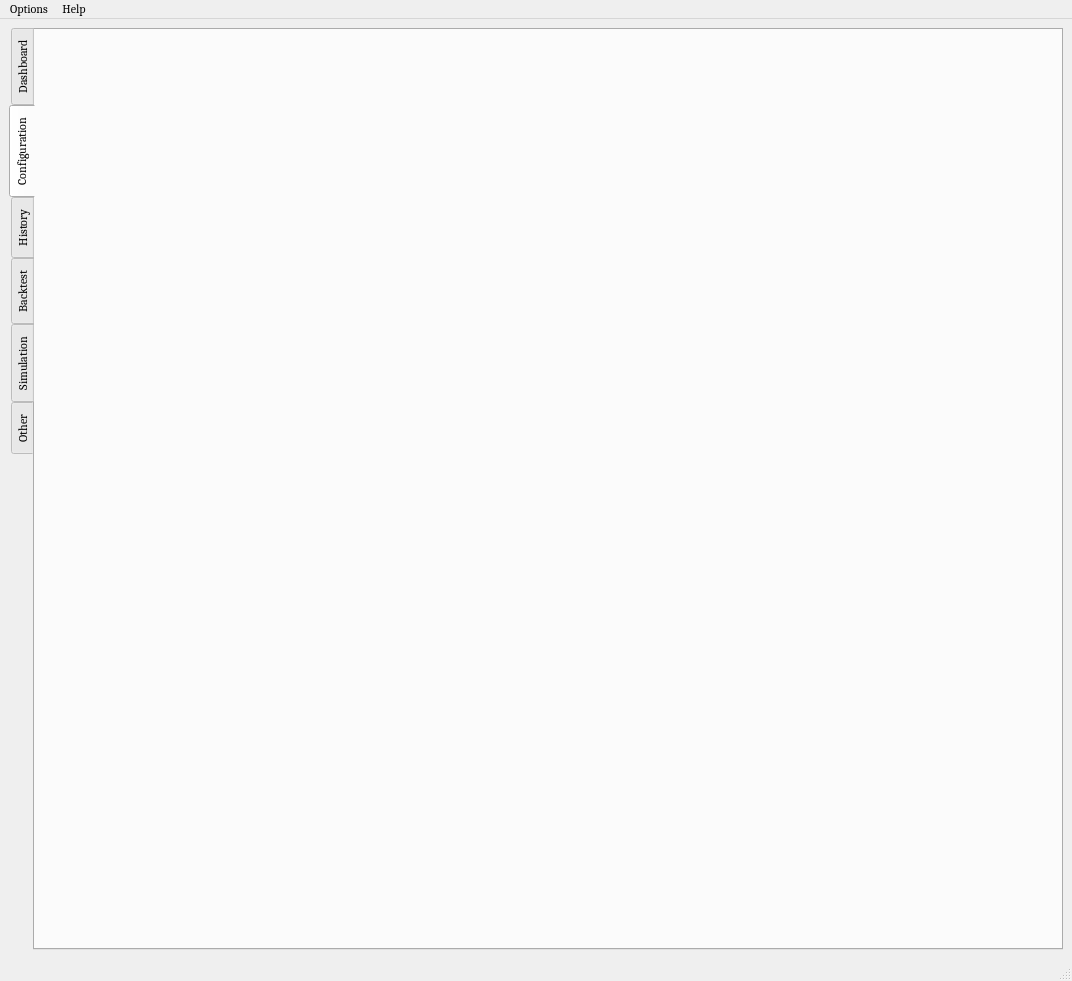
Qt form UI/algobot.ui (ZENALC/algobot) before a commit.
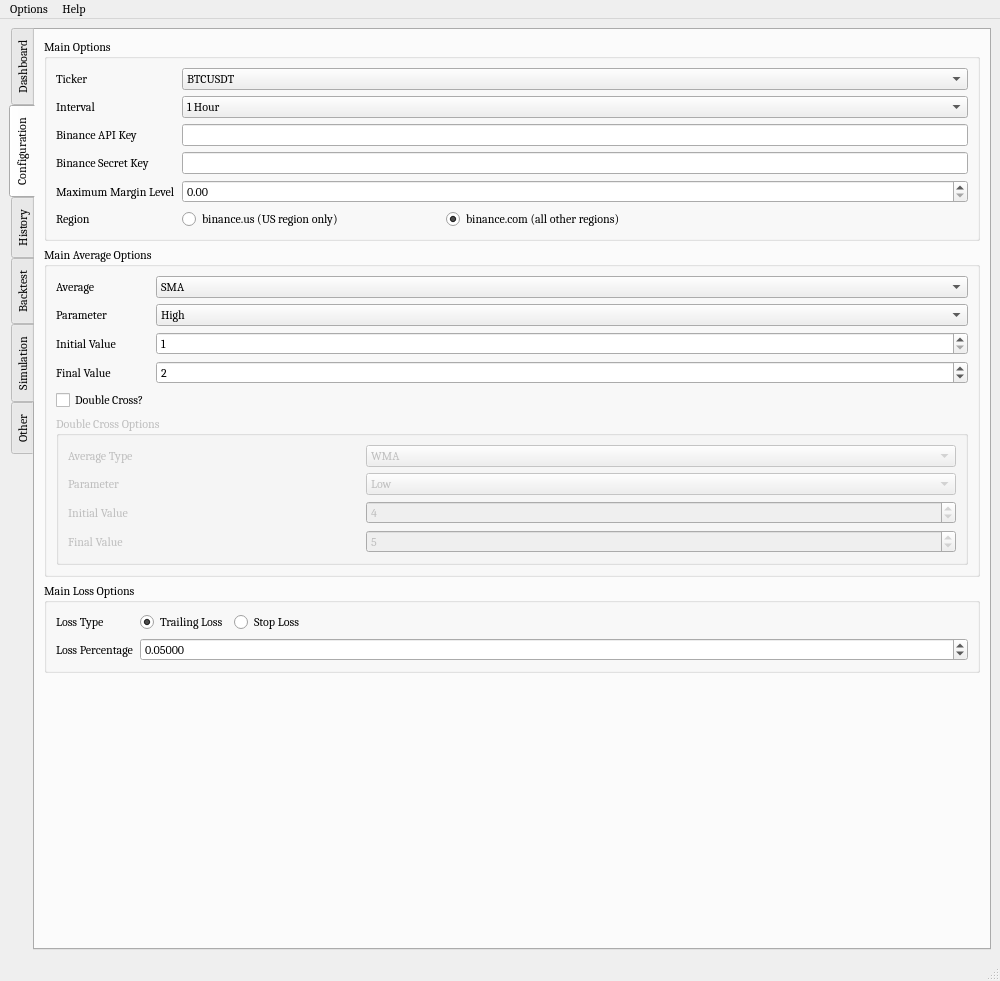
The same form after that commit. The open tabs and pages were chosen to show the change. Icons and pictures are not drawn. Custom widgets are drawn as their Qt base class.

Commit message: added error handling

Patch:
```diff
--- a/UI/algobot.ui
+++ b/UI/algobot.ui
@@ -6,7 +6,7 @@
    <rect>
     <x>0</x>
     <y>0</y>
-    <width>1072</width>
+    <width>1000</width>
     <height>981</height>
    </rect>
   </property>
@@ -396,6 +396,641 @@
        <attribute name="title">
         <string>Configuration</string>
        </attribute>
+       <layout class="QGridLayout" name="gridLayout_12">
+        <item row="2" column="0">
+         <widget class="QGroupBox" name="lossOptionsGroupBox">
+          <property name="sizePolicy">
+           <sizepolicy hsizetype="Preferred" vsizetype="Fixed">
+            <horstretch>0</horstretch>
+            <verstretch>0</verstretch>
+           </sizepolicy>
+          </property>
+          <property name="title">
+           <string>Main Loss Options</string>
+          </property>
+          <layout class="QGridLayout" name="gridLayout_11">
+           <item row="0" column="0">
+            <widget class="QLabel" name="label">
+             <property name="sizePolicy">
+              <sizepolicy hsizetype="Fixed" vsizetype="Preferred">
+               <horstretch>0</horstretch>
+               <verstretch>0</verstretch>
+              </sizepolicy>
+             </property>
+             <property name="text">
+              <string>Loss Type</string>
+             </property>
+            </widget>
+           </item>
+           <item row="0" column="1">
+            <widget class="QRadioButton" name="trailingLossRadio">
+             <property name="sizePolicy">
+              <sizepolicy hsizetype="Fixed" vsizetype="Fixed">
+               <horstretch>0</horstretch>
+               <verstretch>0</verstretch>
+              </sizepolicy>
+             </property>
+             <property name="text">
+              <string>Trailing Loss</string>
+             </property>
+             <property name="checked">
+              <bool>true</bool>
+             </property>
+            </widget>
+           </item>
+           <item row="0" column="2">
+            <widget class="QRadioButton" name="stopLossRadio">
+             <property name="sizePolicy">
+              <sizepolicy hsizetype="Fixed" vsizetype="Fixed">
+               <horstretch>0</horstretch>
+               <verstretch>0</verstretch>
+              </sizepolicy>
+             </property>
+             <property name="text">
+              <string>Stop Loss</string>
+             </property>
+            </widget>
+           </item>
+           <item row="0" column="3">
+            <spacer name="horizontalSpacer">
+             <property name="orientation">
+              <enum>Qt::Horizontal</enum>
+             </property>
+             <property name="sizeHint" stdset="0">
+              <size>
+               <width>188</width>
+               <height>20</height>
+              </size>
+             </property>
+            </spacer>
+           </item>
+           <item row="1" column="0">
+            <widget class="QLabel" name="lossPercentageLabel">
+             <property name="sizePolicy">
+              <sizepolicy hsizetype="Fixed" vsizetype="Preferred">
+               <horstretch>0</horstretch>
+               <verstretch>0</verstretch>
+              </sizepolicy>
+             </property>
+             <property name="text">
+              <string>Loss Percentage</string>
+             </property>
+            </widget>
+           </item>
+           <item row="1" column="1" colspan="3">
+            <widget class="QDoubleSpinBox" name="lossPercentageSpinBox">
+             <property name="sizePolicy">
+              <sizepolicy hsizetype="Preferred" vsizetype="Fixed">
+               <horstretch>0</horstretch>
+               <verstretch>0</verstretch>
+              </sizepolicy>
+             </property>
+             <property name="toolTip">
+              <string>Loss percentage at which bot exits position</string>
+             </property>
+             <property name="decimals">
+              <number>5</number>
+             </property>
+             <property name="value">
+              <double>0.050000000000000</double>
+             </property>
+            </widget>
+           </item>
+          </layout>
+         </widget>
+        </item>
+        <item row="1" column="0">
+         <widget class="QGroupBox" name="averageOptionsGroupBox">
+          <property name="sizePolicy">
+           <sizepolicy hsizetype="Preferred" vsizetype="Fixed">
+            <horstretch>0</horstretch>
+            <verstretch>0</verstretch>
+           </sizepolicy>
+          </property>
+          <property name="title">
+           <string>Main Average Options</string>
+          </property>
+          <layout class="QGridLayout" name="gridLayout_7">
+           <item row="0" column="0">
+            <widget class="QLabel" name="averageTypeLabel">
+             <property name="sizePolicy">
+              <sizepolicy hsizetype="Fixed" vsizetype="Preferred">
+               <horstretch>0</horstretch>
+               <verstretch>0</verstretch>
+              </sizepolicy>
+             </property>
+             <property name="text">
+              <string>Average</string>
+             </property>
+            </widget>
+           </item>
+           <item row="1" column="0">
+            <widget class="QLabel" name="parameterLabel">
+             <property name="sizePolicy">
+              <sizepolicy hsizetype="Fixed" vsizetype="Preferred">
+               <horstretch>0</horstretch>
+               <verstretch>0</verstretch>
+              </sizepolicy>
+             </property>
+             <property name="text">
+              <string>Parameter</string>
+             </property>
+            </widget>
+           </item>
+           <item row="2" column="0">
+            <widget class="QLabel" name="initialValueLabel">
+             <property name="sizePolicy">
+              <sizepolicy hsizetype="Fixed" vsizetype="Preferred">
+               <horstretch>0</horstretch>
+               <verstretch>0</verstretch>
+              </sizepolicy>
+             </property>
+             <property name="text">
+              <string>Initial Value</string>
+             </property>
+            </widget>
+           </item>
+           <item row="3" column="0">
+            <widget class="QLabel" name="finalValueLabel">
+             <property name="sizePolicy">
+              <sizepolicy hsizetype="Fixed" vsizetype="Preferred">
+               <horstretch>0</horstretch>
+               <verstretch>0</verstretch>
+              </sizepolicy>
+             </property>
+             <property name="text">
+              <string>Final Value</string>
+             </property>
+            </widget>
+           </item>
+           <item row="4" column="0">
+            <widget class="QCheckBox" name="doubleCrossCheckMark">
+             <property name="toolTip">
+              <string>Check this if you want to use a double cross</string>
+             </property>
+             <property name="text">
+              <string>Double Cross?</string>
+             </property>
+            </widget>
+           </item>
+           <item row="5" column="0" colspan="3">
+            <widget class="QGroupBox" name="doubleCrossGroupBox">
+             <property name="enabled">
+              <bool>false</bool>
+             </property>
+             <property name="sizePolicy">
+              <sizepolicy hsizetype="Preferred" vsizetype="Fixed">
+               <horstretch>0</horstretch>
+               <verstretch>0</verstretch>
+              </sizepolicy>
+             </property>
+             <property name="title">
+              <string>Double Cross Options</string>
+             </property>
+             <layout class="QGridLayout" name="gridLayout_9">
+              <item row="1" column="0">
+               <widget class="QLabel" name="doubleParameterLabel">
+                <property name="text">
+                 <string>Parameter</string>
+                </property>
+               </widget>
+              </item>
+              <item row="0" column="1" colspan="2">
+               <widget class="QComboBox" name="doubleAverageComboBox">
+                <property name="sizePolicy">
+                 <sizepolicy hsizetype="Preferred" vsizetype="Fixed">
+                  <horstretch>0</horstretch>
+                  <verstretch>0</verstretch>
+                 </sizepolicy>
+                </property>
+                <item>
+                 <property name="text">
+                  <string>WMA</string>
+                 </property>
+                </item>
+                <item>
+                 <property name="text">
+                  <string>SMA</string>
+                 </property>
+                </item>
+                <item>
+                 <property name="text">
+                  <string>EMA</string>
+                 </property>
+                </item>
+               </widget>
+              </item>
+              <item row="1" column="1" colspan="2">
+               <widget class="QComboBox" name="doubleParameterComboBox">
+                <property name="sizePolicy">
+                 <sizepolicy hsizetype="Preferred" vsizetype="Fixed">
+                  <horstretch>0</horstretch>
+                  <verstretch>0</verstretch>
+                 </sizepolicy>
+                </property>
+                <item>
+                 <property name="text">
+                  <string>Low</string>
+                 </property>
+                </item>
+                <item>
+                 <property name="text">
+                  <string>High</string>
+                 </property>
+                </item>
+                <item>
+                 <property name="text">
+                  <string>Open</string>
+                 </property>
+                </item>
+                <item>
+                 <property name="text">
+                  <string>Close</string>
+                 </property>
+                </item>
+               </widget>
+              </item>
+              <item row="4" column="0">
+               <widget class="QLabel" name="doubleFinalValueLabel">
+                <property name="text">
+                 <string>Final Value</string>
+                </property>
+               </widget>
+              </item>
+              <item row="0" column="0">
+               <widget class="QLabel" name="averageTypeDoubleLabel">
+                <property name="text">
+                 <string>Average Type</string>
+                </property>
+               </widget>
+              </item>
+              <item row="2" column="0">
+               <widget class="QLabel" name="doubleInitialValueLabel">
+                <property name="text">
+                 <string>Initial Value</string>
+                </property>
+               </widget>
+              </item>
+              <item row="4" column="1" colspan="2">
+               <widget class="QSpinBox" name="doubleFinalValueSpinBox">
+                <property name="sizePolicy">
+                 <sizepolicy hsizetype="Preferred" vsizetype="Fixed">
+                  <horstretch>0</horstretch>
+                  <verstretch>0</verstretch>
+                 </sizepolicy>
+                </property>
+                <property name="minimum">
+                 <number>1</number>
+                </property>
+                <property name="maximum">
+                 <number>500</number>
+                </property>
+                <property name="value">
+                 <number>5</number>
+                </property>
+               </widget>
+              </item>
+              <item row="2" column="1" colspan="2">
+               <widget class="QSpinBox" name="doubleInitialValueSpinBox">
+                <property name="sizePolicy">
+                 <sizepolicy hsizetype="Preferred" vsizetype="Fixed">
+                  <horstretch>0</horstretch>
+                  <verstretch>0</verstretch>
+                 </sizepolicy>
+                </property>
+                <property name="minimum">
+                 <number>1</number>
+                </property>
+                <property name="maximum">
+                 <number>500</number>
+                </property>
+                <property name="value">
+                 <number>4</number>
+                </property>
+               </widget>
+              </item>
+             </layout>
+            </widget>
+           </item>
+           <item row="0" column="1" colspan="2">
+            <widget class="QComboBox" name="averageTypeComboBox">
+             <property name="sizePolicy">
+              <sizepolicy hsizetype="Preferred" vsizetype="Fixed">
+               <horstretch>0</horstretch>
+               <verstretch>0</verstretch>
+              </sizepolicy>
+             </property>
+             <property name="toolTip">
+              <string>Average type to use for bot trading</string>
+             </property>
+             <property name="duplicatesEnabled">
+              <bool>false</bool>
+             </property>
+             <item>
+              <property name="text">
+               <string>SMA</string>
+              </property>
+             </item>
+             <item>
+              <property name="text">
+               <string>EMA</string>
+              </property>
+             </item>
+             <item>
+              <property name="text">
+               <string>WMA</string>
+              </property>
+             </item>
+            </widget>
+           </item>
+           <item row="1" column="1" colspan="2">
+            <widget class="QComboBox" name="parameterComboBox">
+             <property name="sizePolicy">
+              <sizepolicy hsizetype="Preferred" vsizetype="Fixed">
+               <horstretch>0</horstretch>
+               <verstretch>0</verstretch>
+              </sizepolicy>
+             </property>
+             <property name="toolTip">
+              <string>Parameter to use for bot trading</string>
+             </property>
+             <item>
+              <property name="text">
+               <string>High</string>
+              </property>
+             </item>
+             <item>
+              <property name="text">
+               <string>Low</string>
+              </property>
+             </item>
+             <item>
+              <property name="text">
+               <string>Open</string>
+              </property>
+             </item>
+             <item>
+              <property name="text">
+               <string>Close</string>
+              </property>
+             </item>
+            </widget>
+           </item>
+           <item row="2" column="1" colspan="2">
+            <widget class="QSpinBox" name="initialValueSpinBox">
+             <property name="sizePolicy">
+              <sizepolicy hsizetype="Preferred" vsizetype="Fixed">
+               <horstretch>0</horstretch>
+               <verstretch>0</verstretch>
+              </sizepolicy>
+             </property>
+             <property name="toolTip">
+              <string>Initial value for average. For instance, SMA(1) would be 1.</string>
+             </property>
+             <property name="minimum">
+              <number>1</number>
+             </property>
+             <property name="maximum">
+              <number>500</number>
+             </property>
+            </widget>
+           </item>
+           <item row="3" column="1" colspan="2">
+            <widget class="QSpinBox" name="finalValueSpinBox">
+             <property name="sizePolicy">
+              <sizepolicy hsizetype="Preferred" vsizetype="Fixed">
+               <horstretch>0</horstretch>
+               <verstretch>0</verstretch>
+              </sizepolicy>
+             </property>
+             <property name="toolTip">
+              <string>Final value for average. For instance, SMA(1) would be 1.</string>
+             </property>
+             <property name="minimum">
+              <number>1</number>
+             </property>
+             <property name="maximum">
+              <number>500</number>
+             </property>
+             <property name="value">
+              <number>2</number>
+             </property>
+            </widget>
+           </item>
+          </layout>
+         </widget>
+        </item>
+        <item row="0" column="0">
+         <widget class="QGroupBox" name="mainOptionsGroupBox">
+          <property name="sizePolicy">
+           <sizepolicy hsizetype="Preferred" vsizetype="Maximum">
+            <horstretch>0</horstretch>
+            <verstretch>0</verstretch>
+           </sizepolicy>
+          </property>
+          <property name="title">
+           <string>Main Options</string>
+          </property>
+          <layout class="QGridLayout" name="gridLayout_13">
+           <item row="1" column="1" colspan="3">
+            <widget class="QComboBox" name="intervalComboBox">
+             <property name="currentText">
+              <string>1 Hour</string>
+             </property>
+             <item>
+              <property name="text">
+               <string>1 Hour</string>
+              </property>
+             </item>
+             <item>
+              <property name="text">
+               <string>2 Hours</string>
+              </property>
+             </item>
+             <item>
+              <property name="text">
+               <string>4 Hours</string>
+              </property>
+             </item>
+             <item>
+              <property name="text">
+               <string>6 Hours</string>
+              </property>
+             </item>
+             <item>
+              <property name="text">
+               <string>8 Hours</string>
+              </property>
+             </item>
+             <item>
+              <property name="text">
+               <string>12 Hour</string>
+              </property>
+             </item>
+             <item>
+              <property name="text">
+               <string>1 Day</string>
+              </property>
+             </item>
+             <item>
+              <property name="text">
+               <string>3 Days</string>
+              </property>
+             </item>
+             <item>
+              <property name="text">
+               <string>1 Minute</string>
+              </property>
+             </item>
+             <item>
+              <property name="text">
+               <string>3 Minutes</string>
+              </property>
+             </item>
+             <item>
+              <property name="text">
+               <string>5 Minutes</string>
+              </property>
+             </item>
+             <item>
+              <property name="text">
+               <string>15 Minutes</string>
+              </property>
+             </item>
+             <item>
+              <property name="text">
+               <string>30 Minutes</string>
+              </property>
+             </item>
+            </widget>
+           </item>
+           <item row="0" column="1" colspan="3">
+            <widget class="QComboBox" name="tickerComboBox">
+             <property name="sizePolicy">
+              <sizepolicy hsizetype="Preferred" vsizetype="Fixed">
+               <horstretch>0</horstretch>
+               <verstretch>0</verstretch>
+              </sizepolicy>
+             </property>
+             <item>
+              <property name="text">
+               <string>BTCUSDT</string>
+              </property>
+             </item>
+            </widget>
+           </item>
+           <item row="3" column="1" colspan="3">
+            <widget class="QLineEdit" name="apiSecretInput">
+             <property name="echoMode">
+              <enum>QLineEdit::PasswordEchoOnEdit</enum>
+             </property>
+            </widget>
+           </item>
+           <item row="1" column="0">
+            <widget class="QLabel" name="intervalLabel">
+             <property name="sizePolicy">
+              <sizepolicy hsizetype="Fixed" vsizetype="Preferred">
+               <horstretch>0</horstretch>
+               <verstretch>0</verstretch>
+              </sizepolicy>
+             </property>
+             <property name="text">
+              <string>Interval</string>
+             </property>
+            </widget>
+           </item>
+           <item row="0" column="0">
+            <widget class="QLabel" name="tickerLabel">
+             <property name="sizePolicy">
+              <sizepolicy hsizetype="Fixed" vsizetype="Preferred">
+               <horstretch>0</horstretch>
+               <verstretch>0</verstretch>
+              </sizepolicy>
+             </property>
+             <property name="text">
+              <string>Ticker</string>
+             </property>
+            </widget>
+           </item>
+           <item row="3" column="0">
+            <widget class="QLabel" name="binanceSecretKeyLabel">
+             <property name="text">
+              <string>Binance Secret Key</string>
+             </property>
+            </widget>
+           </item>
+           <item row="2" column="0">
+            <widget class="QLabel" name="binanceApiKeyLabel">
+             <property name="text">
+              <string>Binance API Key</string>
+             </property>
+            </widget>
+           </item>
+           <item row="2" column="1" colspan="3">
+            <widget class="QLineEdit" name="apiKeyInput">
+             <property name="echoMode">
+              <enum>QLineEdit::PasswordEchoOnEdit</enum>
+             </property>
+            </widget>
+           </item>
+           <item row="4" column="0">
+            <widget class="QLabel" name="maximumMarginLabel">
+             <property name="text">
+              <string>Maximum Margin Level</string>
+             </property>
+            </widget>
+           </item>
+           <item row="4" column="1" colspan="3">
+            <widget class="QDoubleSpinBox" name="doubleSpinBox">
+             <property name="sizePolicy">
+              <sizepolicy hsizetype="Preferred" vsizetype="Fixed">
+               <horstretch>0</horstretch>
+               <verstretch>0</verstretch>
+              </sizepolicy>
+             </property>
+            </widget>
+           </item>
+           <item row="5" column="0">
+            <widget class="QLabel" name="regionLabel">
+             <property name="text">
+              <string>Region</string>
+             </property>
+            </widget>
+           </item>
+           <item row="5" column="1">
+            <widget class="QRadioButton" name="usRegionRadio">
+             <property name="text">
+              <string>binance.us (US region only)</string>
+             </property>
+            </widget>
+           </item>
+           <item row="5" column="2">
+            <widget class="QRadioButton" name="otherRegionRadio">
+             <property name="text">
+              <string>binance.com (all other regions)</string>
+             </property>
+             <property name="checked">
+              <bool>true</bool>
+             </property>
+            </widget>
+           </item>
+          </layout>
+         </widget>
+        </item>
+        <item row="3" column="0">
+         <spacer name="verticalSpacer">
+          <property name="orientation">
+           <enum>Qt::Vertical</enum>
+          </property>
+          <property name="sizeHint" stdset="0">
+           <size>
+            <width>20</width>
+            <height>40</height>
+           </size>
+          </property>
+         </spacer>
+        </item>
+       </layout>
       </widget>
       <widget class="QWidget" name="historyTab">
        <attribute name="title">
@@ -721,7 +1356,7 @@
     <rect>
      <x>0</x>
      <y>0</y>
-     <width>1072</width>
+     <width>1000</width>
      <height>21</height>
     </rect>
    </property>
```
Left out of the diff: 18 changed lines with no effect on the pictures. The commit also changes 2 other files.
